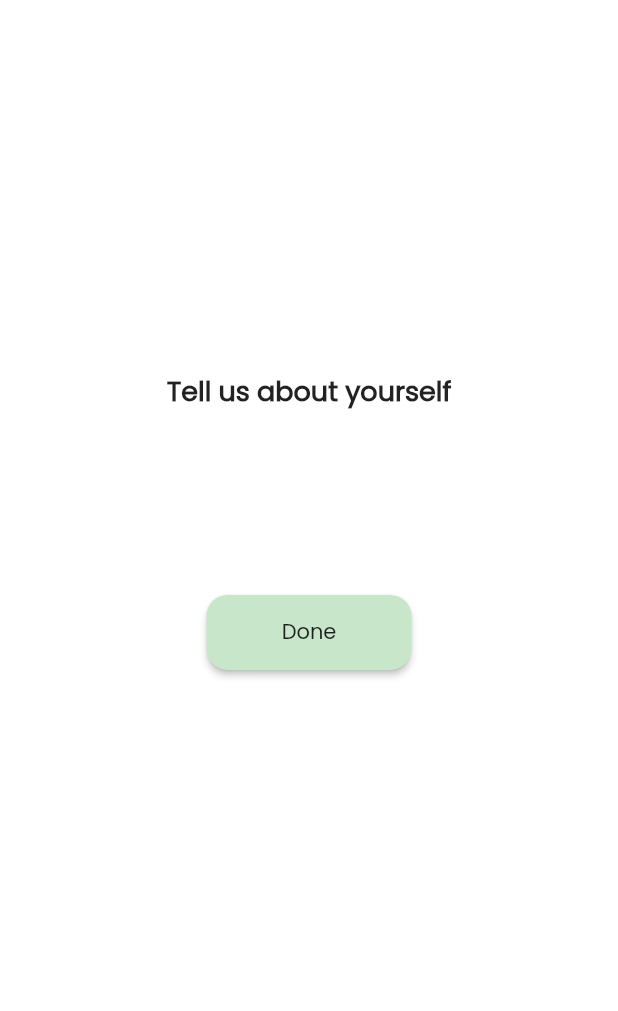
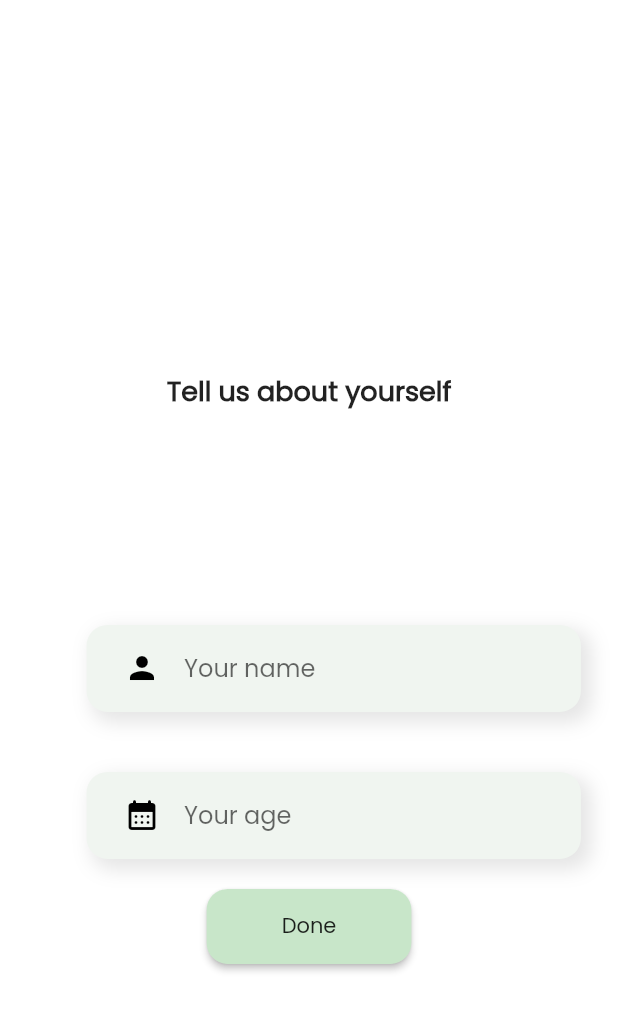
Before and after one commit to Tanay-Dwivedi/e-dhamYatra, a Flutter app: the EnterDetailPage screen opened directly, on a phone screen of 412 x 824 dp. Shown: the top 1011 px of the screen. Run offline on Flutter 3.47's test engine with Material 2 defaults, Android fonts, the phone set to English and light mode, and no system bars; our stand-ins replace carousel_slider, flutter_snake_navigationbar, font_awesome_flutter, otp_text_field.

Commit message:
code refactor/ detail page

```diff
--- a/lib/pages/DetailPage.dart
+++ b/lib/pages/DetailPage.dart
@@ -3,8 +3,8 @@ import 'package:flutter/material.dart';
 import '../place_data.dart';
 
 class DetailPage extends StatelessWidget {
-  Place place;
-  DetailPage({Key? key, required this.place}) : super(key: key);
+  final Place place;
+  const DetailPage({Key? key, required this.place}) : super(key: key);
 
   @override
   Widget build(BuildContext context) {
--- a/lib/pages/EnterDetailPage.dart
+++ b/lib/pages/EnterDetailPage.dart
@@ -3,6 +3,9 @@ import 'package:e_chardham_yatra/values/colors.dart';
 import 'package:e_chardham_yatra/values/dimens.dart';
 import 'package:e_chardham_yatra/widget/title.dart';
 import 'package:flutter/material.dart';
+import 'package:flutter/services.dart';
+
+import '../widget/rounded_input_feild.dart';
 
 class EnterDetailPage extends StatefulWidget {
   const EnterDetailPage({Key? key}) : super(key: key);
@@ -29,6 +32,22 @@ class _EnterDetailPage extends State<EnterDetailPage> {
                     height: 40,
                   ),
                   SizedBox(height: totalHeight * 0.1),
+                  RoundedInputFeild(
+                    keyboardType: TextInputType.text,
+                    width: totalWidth * 0.8,
+                    hintText: "Your name",
+                    icon: Icons.person,
+                    action: TextInputAction.next,
+                    inputFormatters: [],
+                  ),
+                  RoundedInputFeild(
+                    keyboardType: TextInputType.datetime,
+                    width: totalWidth * 0.8,
+                    hintText: "Your age",
+                    icon: Icons.calendar_month_rounded,
+                    action: TextInputAction.next,
+                    inputFormatters: [],
+                  ),
                   MaterialButton(
                       height: 50,
                       padding: const EdgeInsets.only(left: 50, right: 50),
--- a/lib/widget/card.dart
+++ b/lib/widget/card.dart
@@ -1,14 +1,12 @@
 import 'package:e_chardham_yatra/pages/DetailPage.dart';
-import 'package:e_chardham_yatra/pages/HomePage.dart';
 import 'package:e_chardham_yatra/values/dimens.dart';
 import 'package:e_chardham_yatra/widget/title.dart';
 import 'package:flutter/material.dart';
 import 'package:e_chardham_yatra/place_data.dart';
 
-// ignore: camel_case_types
-class destinationCard extends StatelessWidget {
+class DestinationCard extends StatelessWidget {
   Place place;
-  destinationCard({Key? key, required this.place}) : super(key: key);
+  DestinationCard({Key? key, required this.place}) : super(key: key);
 
   @override
   Widget build(BuildContext context) {
--- a/lib/widget/widgets.dart
+++ b/lib/widget/rounded_input_feild.dart
@@ -1,20 +1,22 @@
 import 'package:e_chardham_yatra/values/colors.dart';
 import 'package:flutter/material.dart';
 import 'package:flutter/services.dart';
-
-// Input Field Widget
 
 class RoundedInputFeild extends StatelessWidget {
   final double width;
   final TextInputAction? action;
   final String hintText;
   final IconData icon;
+  final TextInputType keyboardType;
+  final List<TextInputFormatter> inputFormatters;
   const RoundedInputFeild(
       {Key? key,
       required this.width,
       required this.hintText,
       required this.icon,
-      required this.action})
+      required this.action,
+      required this.keyboardType,
+      required this.inputFormatters})
       : super(key: key);
 
   @override
@@ -32,11 +34,8 @@ class RoundedInputFeild extends StatelessWidget {
           )
         ], color: AppColor.background, borderRadius: BorderRadius.circular(14)),
         child: TextField(
-            keyboardType: TextInputType.phone,
-            inputFormatters: [
-              LengthLimitingTextInputFormatter(10),
-              FilteringTextInputFormatter.allow(RegExp(r'[0-9]')),
-            ],
+            keyboardType: keyboardType,
+            inputFormatters: inputFormatters,
             textInputAction: action,
             decoration: InputDecoration(
               icon: Icon(
@@ -48,30 +47,3 @@ class RoundedInputFeild extends StatelessWidget {
             )));
   }
 }
-
-// Explore tiles widget
-
-Widget exploreTiles(String title, IconData icon) {
-  return Expanded(
-      child: Column(
-    children: [
-      // TODO: Icon to be added here
-      MaterialButton(
-        color: AppColor.primary,
-        padding: const EdgeInsets.all(16),
-        shape: const CircleBorder(),
-        onPressed: () {},
-        child: Icon(
-          icon,
-          color: Colors.black,
-        ),
-      ),
-
-      Container(
-          padding: const EdgeInsets.all(4),
-          child: Text(
-            title,
-          ))
-    ],
-  ));
-}
```
Also changed, not shown: lib/pages/HomePage.dart (+4 -3 lines), lib/pages/LoginPage.dart (+7 -1 lines), lib/widget/explore_tile.dart (added, +25 -0 lines).
